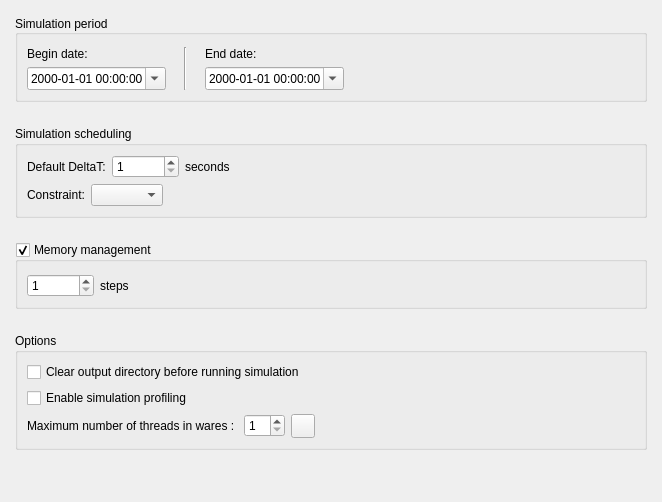
First picture: the form in src/apps/openfluid-builder/runconfig/RunConfigurationWidget.ui, repository OpenFLUID/openfluid, before the edit.
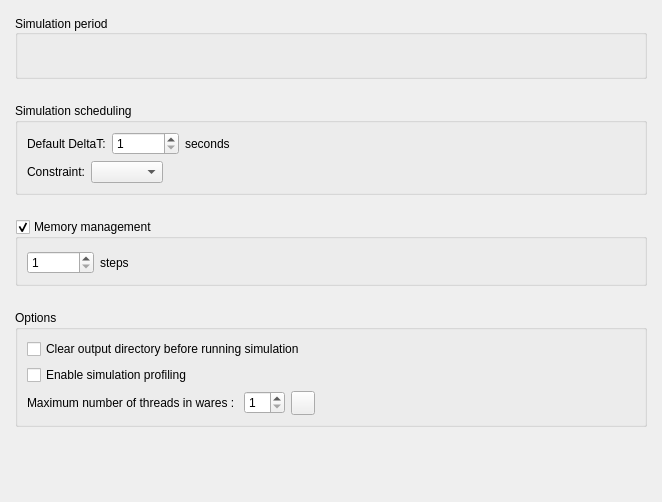
Second picture: the form after the edit. Custom widgets are drawn as their Qt base class.

Commit message:
Introduction of time period widget in common UI library
* Added managed time period widget with ability to link begin
  and end datetimes
* Replaced date and time widgets by the time period widget
  in preferences and Builder run configuration

The edit to the form file:
```diff
--- a/src/apps/openfluid-builder/runconfig/RunConfigurationWidget.ui
+++ b/src/apps/openfluid-builder/runconfig/RunConfigurationWidget.ui
@@ -13,7 +13,7 @@
   <property name="windowTitle">
    <string notr="true"/>
   </property>
-  <layout class="QVBoxLayout" name="verticalLayout">
+  <layout class="QVBoxLayout" name="verticalLayout" stretch="0,0,0,0,1">
    <property name="spacing">
     <number>24</number>
    </property>
@@ -43,67 +43,14 @@
      <property name="checkable">
       <bool>false</bool>
      </property>
-     <layout class="QGridLayout" name="gridLayout">
+     <layout class="QHBoxLayout" name="horizontalLayout_5">
       <property name="topMargin">
        <number>12</number>
       </property>
-      <property name="horizontalSpacing">
-       <number>18</number>
-      </property>
-      <property name="verticalSpacing">
-       <number>6</number>
-      </property>
-      <item row="0" column="4">
-       <widget class="QLabel" name="label_2">
-        <property name="text">
-         <string>End date:</string>
-        </property>
-       </widget>
+      <item>
+       <widget class="openfluid::ui::common::TimePeriodWidget" name="PeriodWidget" native="true"/>
       </item>
-      <item row="1" column="4">
-       <widget class="QDateTimeEdit" name="EndDateTimeEdit">
-        <property name="displayFormat">
-         <string notr="true">yyyy-MM-dd HH:mm:ss</string>
-        </property>
-        <property name="calendarPopup">
-         <bool>true</bool>
-        </property>
-       </widget>
-      </item>
-      <item row="1" column="0">
-       <widget class="QDateTimeEdit" name="BeginDateTimeEdit">
-        <property name="displayFormat">
-         <string notr="true">yyyy-MM-dd HH:mm:ss</string>
-        </property>
-        <property name="calendarPopup">
-         <bool>true</bool>
-        </property>
-       </widget>
-      </item>
-      <item row="0" column="0">
-       <widget class="QLabel" name="label">
-        <property name="sizePolicy">
-         <sizepolicy hsizetype="Preferred" vsizetype="Maximum">
-          <horstretch>0</horstretch>
-          <verstretch>0</verstretch>
-         </sizepolicy>
-        </property>
-        <property name="text">
-         <string>Begin date:</string>
-        </property>
-       </widget>
-      </item>
-      <item row="0" column="2" rowspan="2">
-       <widget class="QFrame" name="frame">
-        <property name="frameShape">
-         <enum>QFrame::VLine</enum>
-        </property>
-        <property name="frameShadow">
-         <enum>QFrame::Sunken</enum>
-        </property>
-       </widget>
-      </item>
-      <item row="0" column="5" rowspan="2">
+      <item>
        <spacer name="horizontalSpacer">
         <property name="orientation">
          <enum>Qt::Horizontal</enum>
@@ -353,6 +300,14 @@
    </item>
   </layout>
  </widget>
+ <customwidgets>
+  <customwidget>
+   <class>openfluid::ui::common::TimePeriodWidget</class>
+   <extends>QWidget</extends>
+   <header location="global">openfluid/ui/common/TimePeriodWidget.hpp</header>
+   <container>1</container>
+  </customwidget>
+ </customwidgets>
  <resources/>
  <connections/>
 </ui>
```
The commit also changes 14 other files.
